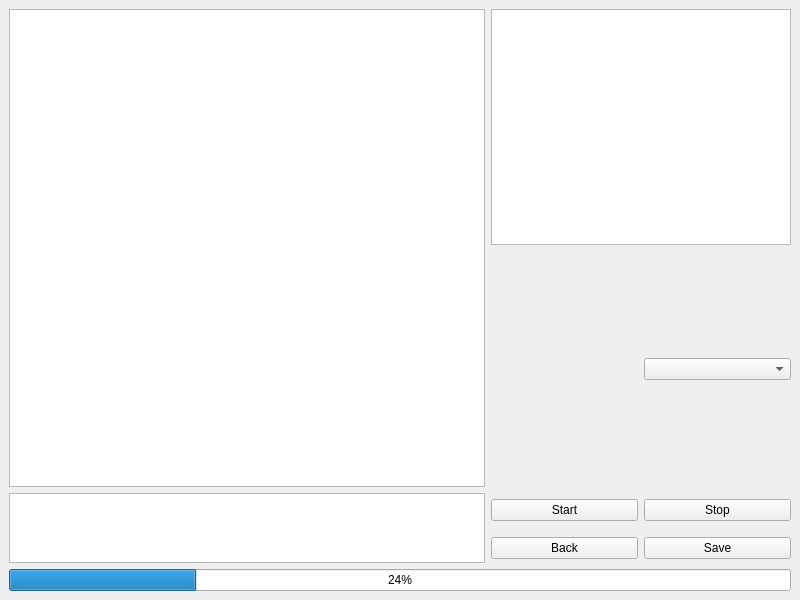
TeodoraMaria/SnakeLearning, file ui/TrainScene.ui: the form before one commit.
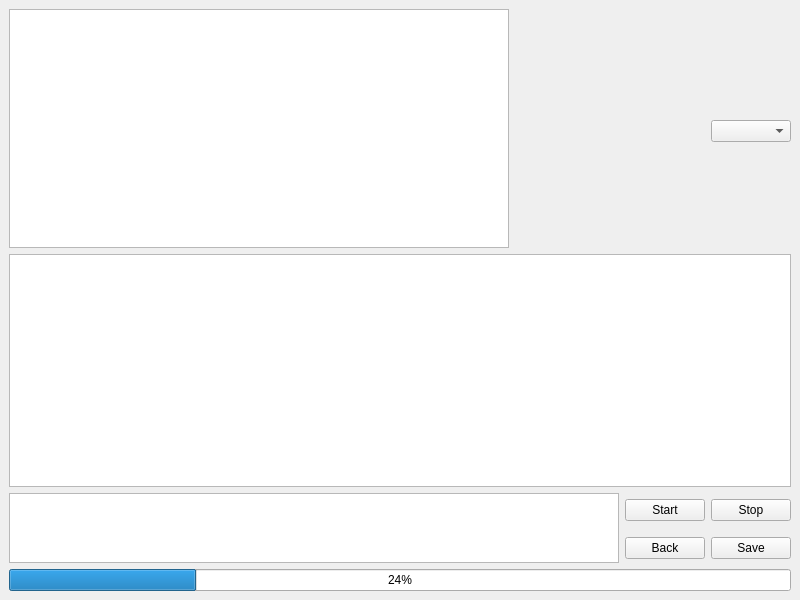
The form after the commit. Custom widgets are drawn as their Qt base class.

Patch:
```diff
--- a/ui/TrainScene.ui
+++ b/ui/TrainScene.ui
@@ -15,48 +15,38 @@
   </property>
   <widget class="QWidget" name="centralwidget">
    <layout class="QGridLayout" name="gridLayout">
-    <item row="2" column="2">
+    <item row="3" column="2">
      <widget class="QPushButton" name="pushButtonStop">
       <property name="text">
        <string>Stop</string>
       </property>
      </widget>
     </item>
-    <item row="3" column="2">
+    <item row="4" column="2">
      <widget class="QPushButton" name="pushButtonSave">
       <property name="text">
        <string>Save</string>
       </property>
      </widget>
     </item>
-    <item row="2" column="0" rowspan="2">
+    <item row="3" column="0" rowspan="2">
      <widget class="QTextEdit" name="textEdit"/>
     </item>
-    <item row="2" column="1">
+    <item row="3" column="1">
      <widget class="QPushButton" name="pushButtonStart">
       <property name="text">
        <string>Start</string>
       </property>
      </widget>
     </item>
-    <item row="3" column="1">
+    <item row="4" column="1">
      <widget class="QPushButton" name="pushButtonBack">
       <property name="text">
        <string>Back</string>
       </property>
      </widget>
     </item>
-    <item row="0" column="1" colspan="2">
-     <widget class="QChartView" name="chartView">
-      <property name="minimumSize">
-       <size>
-        <width>300</width>
-        <height>200</height>
-       </size>
-      </property>
-     </widget>
-    </item>
-    <item row="4" column="0" colspan="3">
+    <item row="5" column="0" colspan="3">
      <widget class="QProgressBar" name="progressBar">
       <property name="value">
        <number>24</number>
@@ -80,8 +70,8 @@
      <widget class="QGraphicsView" name="graphicsView">
       <property name="minimumSize">
        <size>
-        <width>300</width>
-        <height>300</height>
+        <width>0</width>
+        <height>0</height>
        </size>
       </property>
       <property name="maximumSize">
@@ -95,6 +85,16 @@
     <item row="1" column="2">
      <widget class="QComboBox" name="comboBox"/>
     </item>
+    <item row="2" column="0" colspan="3">
+     <widget class="QChartView" name="chartView">
+      <property name="minimumSize">
+       <size>
+        <width>300</width>
+        <height>200</height>
+       </size>
+      </property>
+     </widget>
+    </item>
    </layout>
   </widget>
  </widget>
```
